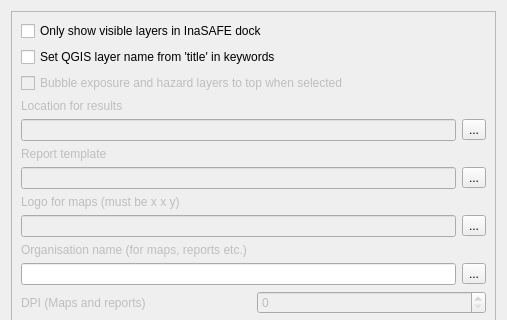
The window that gui/is_options_dialog_base.ui (inasafe/inasafe) describes before a commit, drawn with Qt 5; both pictures show x 0 to 507 and y 0 to 320 of the 507 by 478 pixel window.
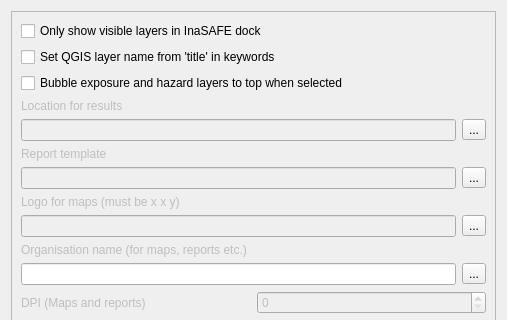
The same window after the commit. Icons and pictures are not drawn.

```diff
--- a/gui/is_options_dialog_base.ui
+++ b/gui/is_options_dialog_base.ui
@@ -56,7 +56,7 @@
        <item row="3" column="0">
         <widget class="QCheckBox" name="checkBox_3">
          <property name="enabled">
-          <bool>false</bool>
+          <bool>true</bool>
          </property>
          <property name="text">
           <string>Bubble exposure and hazard layers to top when selected</string>
```
Left out of the diff: 4 changed lines with no effect on the pictures.
